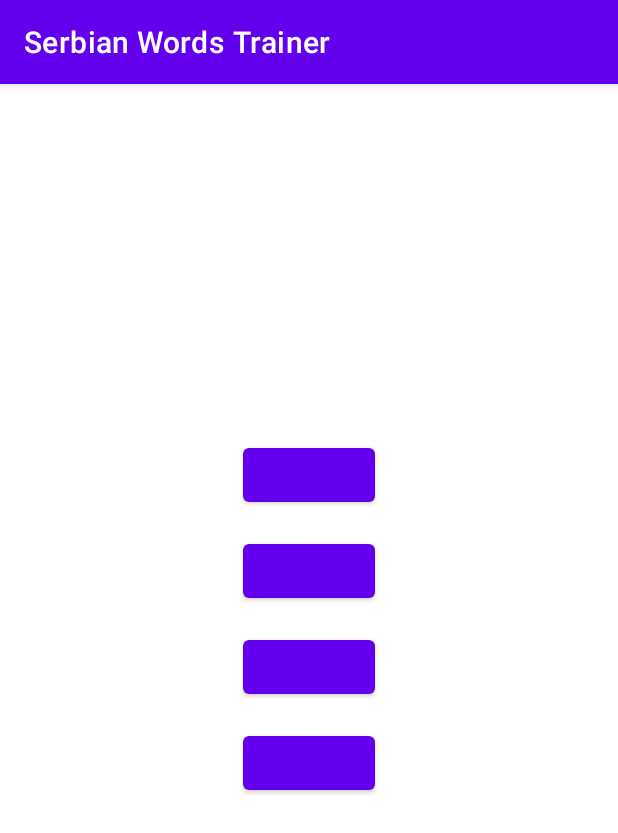
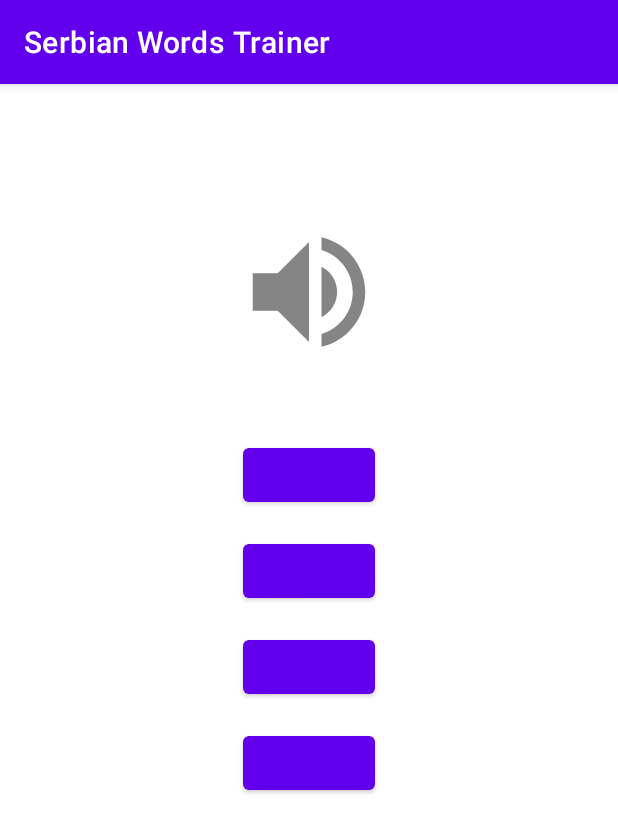
Before and after one commit to MrDmitriy65/SWT, an Android app: the ChoseFromVariantsFragment screen opened through its navigation route, on a phone screen of 412 x 824 dp. Shown: the top 833 px of the screen. Run offline under Robolectric (Android 15) with nearby library versions, the phone set to English and light mode, and no system bars; our stand-ins replace data binding; libraries missing offline, so code that uses them is left out: java.util; 5 statements that could not run were skipped.

Commit message:
1: Screen refactoring

```diff
--- a/app/src/main/java/com/mrdmitriy65/serbianwordstrainer/fragments/trainer/ChoseFromVariantsFragment.kt
+++ b/app/src/main/java/com/mrdmitriy65/serbianwordstrainer/fragments/trainer/ChoseFromVariantsFragment.kt
@@ -47,33 +47,11 @@ class ChoseFromVariantsFragment : Fragment() {
             viewModel = sharedViewModel
             lifecycleOwner = viewLifecycleOwner
             chooseFromVariantFragment = this@ChoseFromVariantsFragment
+            answers = sharedViewModel.getAnswers()
+        }
 
-            val exercise = sharedViewModel.getCurrentExercise()
-            val answers = sharedViewModel.getAnswers(exercise)
-
-            if (exercise.isSpeakable) {
-                questionText.visibility = View.INVISIBLE
-                questionSound.visibility = View.VISIBLE
-                questionSound.setOnClickListener {
-                    val tts = (activity as TrainerActivity).getTestToSpeach()
-                    sharedViewModel.playQuestion(tts)
-                }
-                sharedViewModel.playQuestion((activity as TrainerActivity).getTestToSpeach())
-            } else {
-                questionText.text = exercise.pair.question
-                questionText.visibility = View.VISIBLE
-                questionSound.visibility = View.INVISIBLE
-            }
-
-            answer1.text = answers[0]
-            answer2.text = answers[1]
-            answer3.text = answers[2]
-            answer4.text = answers[3]
-
-            answer1.setOnClickListener { choseAnser(answer1.text.toString()) }
-            answer2.setOnClickListener { choseAnser(answer2.text.toString()) }
-            answer3.setOnClickListener { choseAnser(answer3.text.toString()) }
-            answer4.setOnClickListener { choseAnser(answer4.text.toString()) }
+        if (sharedViewModel.getCurrentExercise().isSpeakable) {
+            sharedViewModel.playQuestion((activity as TrainerActivity).getTestToSpeach())
         }
     }
 
@@ -82,10 +60,15 @@ class ChoseFromVariantsFragment : Fragment() {
         binding = null
     }
 
-    private fun choseAnser(answer: String) {
+    fun choseAnswer(answer: String) {
         sharedViewModel.setAnswer(answer)
         val action =
             ChoseFromVariantsFragmentDirections.actionChoseFromVariantsFragmentToAnswerFragment();
         this.findNavController().navigate(action)
     }
+
+    fun playSound() {
+        val tts = (activity as TrainerActivity).getTestToSpeach()
+        sharedViewModel.playQuestion(tts)
+    }
 }
--- a/app/src/main/java/com/mrdmitriy65/serbianwordstrainer/viewmodels/TrainerViewModel.kt
+++ b/app/src/main/java/com/mrdmitriy65/serbianwordstrainer/viewmodels/TrainerViewModel.kt
@@ -38,8 +38,8 @@ class TrainerViewModel(
         return manager.getExercise()
     }
 
-    fun getAnswers(exercise: Exercise): List<String> {
-        return manager.getAnswers(exercise)
+    fun getAnswers(): List<String> {
+        return manager.getAnswers(getCurrentExercise())
     }
 
     fun setAnswer(answer: String) {
--- a/app/src/main/res/layout/fragment_chose_from_variants.xml
+++ b/app/src/main/res/layout/fragment_chose_from_variants.xml
@@ -5,10 +5,16 @@
     tools:context=".fragments.trainer.ChoseFromVariantsFragment">
 
     <data>
+        <import type="android.view.View"/>
+        <import type="java.util.List"/>
 
         <variable
             name="viewModel"
             type="com.mrdmitriy65.serbianwordstrainer.viewmodels.TrainerViewModel" />
+
+        <variable
+            name="answers"
+            type="List&lt;String>" />
 
         <variable
             name="chooseFromVariantFragment"
@@ -31,8 +37,10 @@
                 android:layout_marginTop="@dimen/big_margin_size"
                 android:paddingStart="@dimen/small_margin_size"
                 android:paddingEnd="@dimen/small_margin_size"
+                android:text="@{viewModel.getCurrentExercise().pair.question}"
                 android:textAlignment="center"
                 android:textSize="30sp"
+                android:visibility="@{viewModel.getCurrentExercise().speakable ? View.INVISIBLE : View.VISIBLE}"
                 app:layout_constraintEnd_toEndOf="parent"
                 app:layout_constraintStart_toStartOf="parent"
                 app:layout_constraintTop_toTopOf="parent"
@@ -43,10 +51,12 @@
                 android:layout_width="100dp"
                 android:layout_height="100dp"
                 android:background="@drawable/ic_play_sound"
+                android:visibility="@{viewModel.getCurrentExercise().speakable ? View.VISIBLE : View.INVISIBLE}"
+                android:onClick="@{() -> chooseFromVariantFragment.playSound()}"
                 app:layout_constraintTop_toBottomOf="@id/question_text"
                 app:layout_constraintStart_toStartOf="parent"
                 app:layout_constraintEnd_toEndOf="parent"
-                />
+                android:contentDescription="@string/chose_from_variants_fragment_play_sound" />
 
 
             <Button
@@ -55,7 +65,9 @@
                 android:layout_height="wrap_content"
                 android:layout_marginTop="@dimen/big_margin_size"
                 android:contentDescription="@string/answer_button_description"
+                android:text="@{answers[0]}"
                 android:textSize="20sp"
+                android:onClick="@{() -> chooseFromVariantFragment.choseAnswer(answers[0])}"
                 app:layout_constraintEnd_toEndOf="parent"
                 app:layout_constraintStart_toStartOf="parent"
                 app:layout_constraintTop_toBottomOf="@+id/question_sound"
@@ -67,7 +79,9 @@
                 android:layout_height="wrap_content"
                 android:layout_marginTop="@dimen/small_margin_size"
                 android:contentDescription="@string/answer_button_description"
+                android:text="@{answers[1]}"
                 android:textSize="20sp"
+                android:onClick="@{() -> chooseFromVariantFragment.choseAnswer(answers[1])}"
                 app:layout_constraintEnd_toEndOf="parent"
                 app:layout_constraintStart_toStartOf="parent"
                 app:layout_constraintTop_toBottomOf="@+id/answer1"
@@ -79,7 +93,9 @@
                 android:layout_height="wrap_content"
                 android:layout_marginTop="@dimen/small_margin_size"
                 android:contentDescription="@string/answer_button_description"
+                android:text="@{answers[2]}"
                 android:textSize="20sp"
+                android:onClick="@{() -> chooseFromVariantFragment.choseAnswer(answers[2])}"
                 app:layout_constraintEnd_toEndOf="parent"
                 app:layout_constraintStart_toStartOf="parent"
                 app:layout_constraintTop_toBottomOf="@+id/answer2"
@@ -91,7 +107,9 @@
                 android:layout_height="wrap_content"
                 android:layout_marginTop="@dimen/small_margin_size"
                 android:contentDescription="@string/answer_button_description"
+                android:text="@{answers[3]}"
                 android:textSize="20sp"
+                android:onClick="@{() -> chooseFromVariantFragment.choseAnswer(answers[3])}"
                 app:layout_constraintEnd_toEndOf="parent"
                 app:layout_constraintStart_toStartOf="parent"
                 app:layout_constraintTop_toBottomOf="@+id/answer3"
--- a/app/src/main/res/values/strings.xml
+++ b/app/src/main/res/values/strings.xml
@@ -14,6 +14,10 @@
     <string name="add_new_pair_fragment_russian_word">Русское слово</string>
     <string name="add_new_pair_fragment_serbian_word">Сербское слово</string>
     <string name="add_new_pair_fragment_comment">Комментарий</string>
+
+    <!-- Chose From Variants fragment -->
+    <string name="chose_from_variants_fragment_play_sound">Прослушать слово</string>
+
 
     <!-- General -->
     <string name="button_save">Сохранить</string>
```
Also changed, not shown: app/src/main/java/com/mrdmitriy65/serbianwordstrainer/logic/ExerciseManager.kt (+0 -15 lines).
